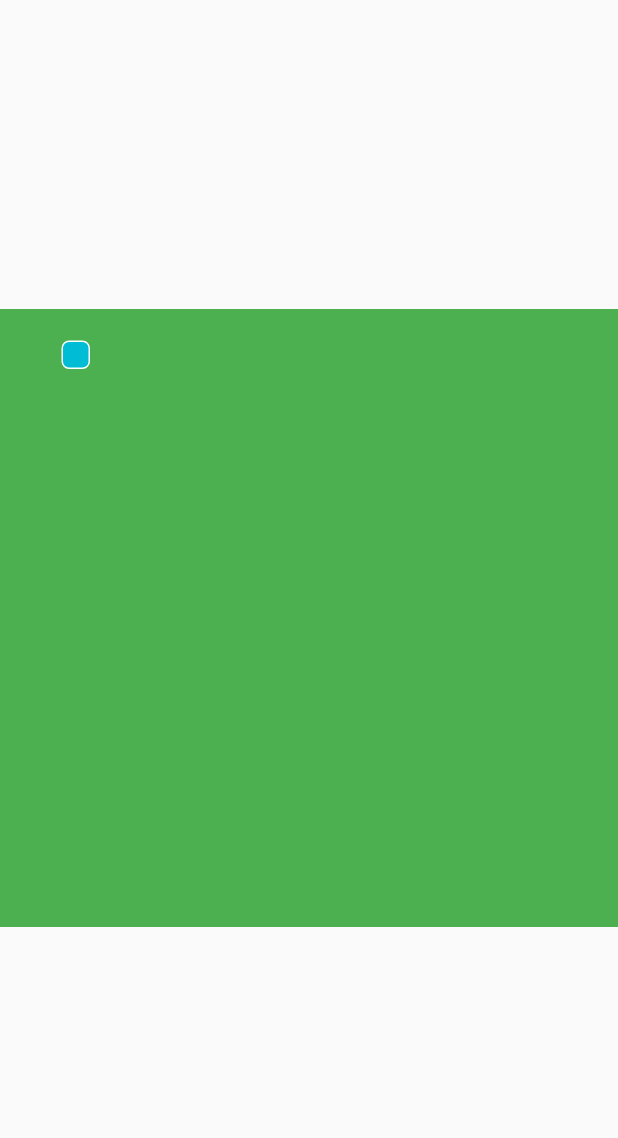
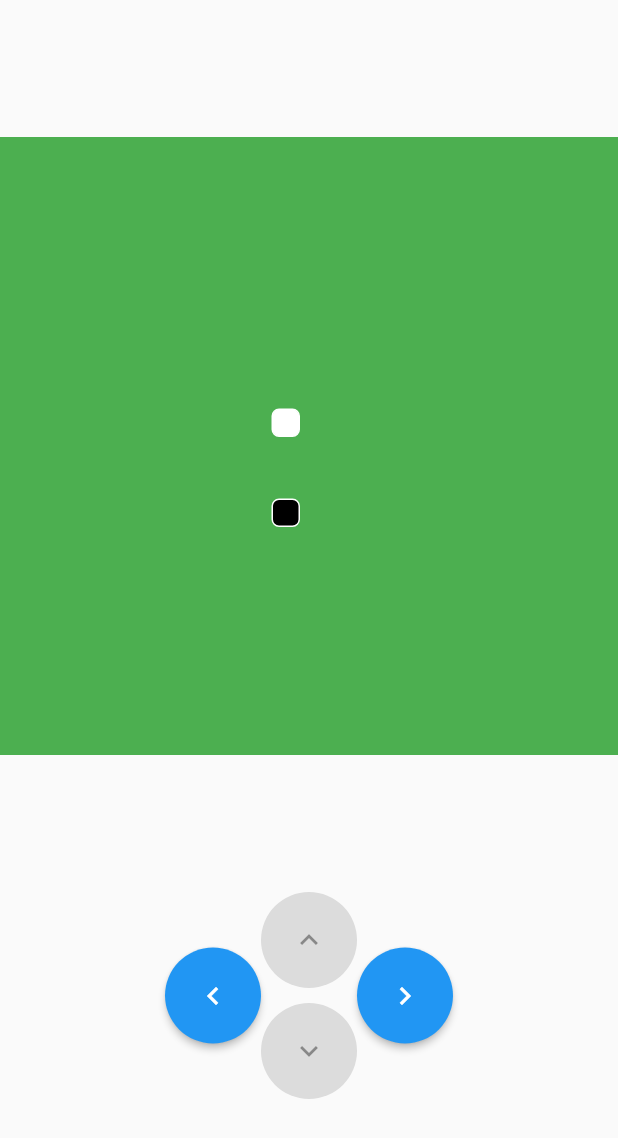
Before and after one commit to hamidwaezi/flutter_snake_game, a Flutter app: the screen it shows after launch, on a phone screen of 412 x 824 dp. Shown: the top 1138 px of the screen. Run offline on Flutter 3.47's test engine with Material 2 defaults, Android fonts, the phone set to English and light mode, and no system bars.

Commit message:
snake can get its food now

```diff
--- a/lib/game_board.dart
+++ b/lib/game_board.dart
@@ -16,7 +16,7 @@ int getNearestTens(int num, int step) {
   int out;
   out = (num ~/ step) * step;
   if (out == 0) out += step;
-  return step;
+  return out;
 }
 
 class _GameBoardState extends State<GameBoard> {
@@ -31,6 +31,11 @@ class _GameBoardState extends State<GameBoard> {
   SnakeDirection snakeDirection = SnakeDirection.up;
 
   Duration intervalDuration = const Duration(milliseconds: 500);
+
+  Offset? foodPosition;
+  Peice? get food => foodPosition != null
+      ? Peice(size: step, position: foodPosition!, color: Colors.white)
+      : null;
 
   Offset get randomPosition {
     Offset pos;
@@ -54,29 +59,56 @@ class _GameBoardState extends State<GameBoard> {
     snakePositions[0] = getNextSnakePosition(snakePositions[0]);
   }
 
+  void drawFood() {
+    // while(foodPosition==null || foodPosition)
+    foodPosition ??= (randomPosition);
+    while (snakePositions.indexWhere((element) =>
+            foodPosition!.dy == element.dy && element.dx == foodPosition!.dx) !=
+        -1) {
+      foodPosition = randomPosition;
+    }
+
+    if (foodPosition == snakePositions[0]) {
+      snakePositions.add(foodPosition!);
+      foodPosition = randomPosition;
+    }
+  }
+
   List<Peice> getSnakePeices() {
     // final peices = <Peice>[];
     draw();
-
+    drawFood();
     final peices =
         snakePositions.map((e) => Peice(size: step, position: e)).toList();
+    peices[0] = Peice(
+      size: peices[0].size,
+      position: peices[0].position,
+      color: Colors.black,
+    );
     return peices;
   }
 
   @override
   void initState() {
     super.initState();
+    WidgetsBinding.instance.addPostFrameCallback((timeStamp) {
       boardWidth = MediaQuery.of(context).size.width;
       boardHeight = boardWidth;
       lowerBoundX = step;
       lowerBoundY = step;
       upperBoundX = getNearestTens(boardWidth.toInt() - step, step);
       upperBoundY = getNearestTens(boardHeight.toInt() - step, step);
+      setState(() {});
+    });
     restart();
   }
 
   void changeSpeed() {
     if (timer != null && timer!.isActive) {
+      timer = Timer.periodic(intervalDuration, (timer) {
+        setState(() {});
+      });
+    } else {
       timer = Timer.periodic(intervalDuration, (timer) {
         setState(() {});
       });
@@ -89,37 +121,87 @@ class _GameBoardState extends State<GameBoard> {
 
   @override
   Widget build(BuildContext context) {
-    return Scaffold(
+    try {
+      return SafeArea(
+        child: Scaffold(
           body: Center(
-          child: Container(
+              child: Column(
+            mainAxisAlignment: MainAxisAlignment.spaceEvenly,
+            children: [
+              Container(
                 width: boardWidth,
                 height: boardHeight,
                 color: Colors.green,
                 child: Stack(
-          children: getSnakePeices(),
+                  children: [
+                    ...getSnakePeices(),
+                    if (food != null) food!,
+                  ],
                 ),
+              ),
+              ControllerButtons(
+                onPressDown: allowDirection(SnakeDirection.down)
+                    ? () => setState(() => snakeDirection = SnakeDirection.down)
+                    : null,
+                onPressUp: allowDirection(SnakeDirection.up)
+                    ? () => setState(() => snakeDirection = SnakeDirection.up)
+                    : null,
+                onPressLeft: allowDirection(SnakeDirection.left)
+                    ? () => setState(() => snakeDirection = SnakeDirection.left)
+                    : null,
+                onPressRight: allowDirection(SnakeDirection.right)
+                    ? () =>
+                        setState(() => snakeDirection = SnakeDirection.right)
+                    : null,
+              )
+            ],
           )),
+        ),
       );
+    } catch (e) {
+      return const SizedBox();
+    }
+  }
+
+  bool allowDirection(SnakeDirection direction) {
+    switch (snakeDirection) {
+      case SnakeDirection.up:
+      case SnakeDirection.down:
+        return !(direction == SnakeDirection.up ||
+            direction == SnakeDirection.down);
+      case SnakeDirection.left:
+      case SnakeDirection.right:
+        return !(direction == SnakeDirection.left ||
+            direction == SnakeDirection.right);
+    }
   }
 
   Offset getNextSnakePosition(Offset now) {
     Offset next;
     switch (snakeDirection) {
       case SnakeDirection.up:
-        next = Offset(now.dx, now.dy + step);
-
+        next = Offset(now.dx - step, now.dy);
         break;
-
       case SnakeDirection.down:
+        next = Offset(now.dx + step, now.dy);
+        break;
+      case SnakeDirection.left:
         next = Offset(now.dx, now.dy - step);
         break;
-      case SnakeDirection.left:
-        next = Offset(now.dx - step, now.dy);
-        break;
       case SnakeDirection.right:
-        next = Offset(now.dx + step, now.dy);
+        next = Offset(now.dx, now.dy + step);
         break;
     }
+    next =
+        next.dx > upperBoundX ? Offset(lowerBoundX.toDouble(), next.dy) : next;
+    next =
+        next.dx < lowerBoundX ? Offset(upperBoundX.toDouble(), next.dy) : next;
+
+    next =
+        next.dy > upperBoundY ? Offset(next.dx, lowerBoundY.toDouble()) : next;
+    next =
+        next.dy < lowerBoundY ? Offset(next.dx, upperBoundY.toDouble()) : next;
+
     return next;
   }
 }
@@ -156,5 +238,57 @@ class Peice extends StatelessWidget {
   }
 }
 
+class ControllerButtons extends StatelessWidget {
+  final VoidCallback? onPressLeft;
 
-// class Cot
+  final VoidCallback? onPressUp;
+
+  final VoidCallback? onPressDown;
+
+  final VoidCallback? onPressRight;
+
+  const ControllerButtons({
+    super.key,
+    this.onPressLeft,
+    this.onPressUp,
+    this.onPressDown,
+    this.onPressRight,
+  });
+
+  Widget getBtn({onPressed, child}) => ElevatedButton(
+        onPressed: onPressed,
+        style: IconButton.styleFrom(
+            shape: const CircleBorder(), padding: const EdgeInsets.all(20)),
+        child: child,
+      );
+  @override
+  Widget build(BuildContext context) {
+    return Row(
+      mainAxisAlignment: MainAxisAlignment.center,
+      crossAxisAlignment: CrossAxisAlignment.center,
+      children: [
+        getBtn(
+          onPressed: onPressLeft,
+          child: const Icon(Icons.keyboard_arrow_left),
+        ),
+        Column(
+          children: [
+            getBtn(
+              onPressed: onPressUp,
+              child: const Icon(Icons.keyboard_arrow_up),
+            ),
+            const SizedBox(height: 10),
+            getBtn(
+              onPressed: onPressDown,
+              child: const Icon(Icons.keyboard_arrow_down),
+            ),
+          ],
+        ),
+        getBtn(
+          onPressed: onPressRight,
+          child: const Icon(Icons.keyboard_arrow_right),
+        ),
+      ],
+    );
+  }
+}
```
Lines whose indentation alone changed are shown as unchanged.
